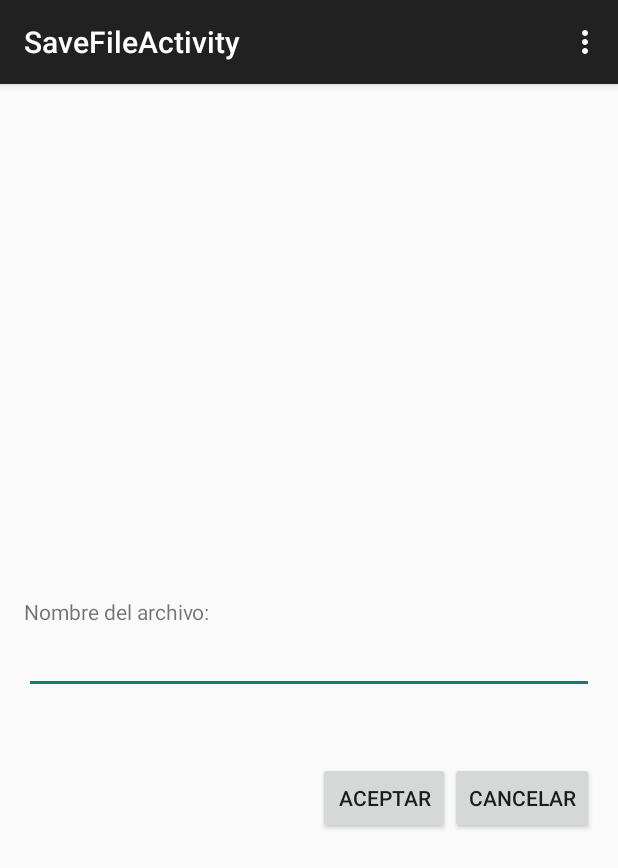
After one commit to sigifredo/Grabadora, an Android app: the SaveFileActivity screen opened directly, with no data from a screen before it, on a phone screen of 412 x 824 dp. The commit adds this screen. Shown: the top 868 px of the screen. Run offline under Robolectric (Android 15) with nearby library versions, the phone set to English and light mode, and no system bars; 1 statement that could not run was skipped.

Commit message:
Agregamos actividad para guardar el archivo.

```diff
--- a/app/build.gradle
+++ b/app/build.gradle
@@ -20,5 +20,6 @@ android {
 
 dependencies {
     compile 'com.android.support:appcompat-v7:19.+'
+    compile 'com.android.support:support-v4:19.+'
     compile fileTree(dir: 'libs', include: ['*.jar'])
 }
--- a/app/src/main/AndroidManifest.xml
+++ b/app/src/main/AndroidManifest.xml
@@ -1,6 +1,8 @@
 <?xml version="1.0" encoding="utf-8"?>
 <manifest xmlns:android="http://schemas.android.com/apk/res/android"
     package="com.eldamar.grabadora.app" >
+
+    <uses-permission android:name="android.permission.RECORD_AUDIO" />
 
     <application
         android:allowBackup="true"
@@ -16,6 +18,10 @@
                 <category android:name="android.intent.category.LAUNCHER" />
             </intent-filter>
         </activity>
+        <activity
+            android:name="com.eldamar.grabadora.app.SaveFileActivity"
+            android:label="@string/title_activity_save_file" >
+        </activity>
     </application>
 
 </manifest>
--- a/app/src/main/java/com/eldamar/grabadora/app/NavigationDrawerFragment.java
+++ b/app/src/main/java/com/eldamar/grabadora/app/NavigationDrawerFragment.java
@@ -105,6 +105,7 @@ public class NavigationDrawerFragment extends Fragment {
                         getString(R.string.title_section1),
                         getString(R.string.title_section2),
                         getString(R.string.title_section3),
+                        getString(R.string.title_section4),
                 }));
         mDrawerListView.setItemChecked(mCurrentSelectedPosition, true);
         return mDrawerListView;
--- /dev/null
+++ b/app/src/main/java/com/eldamar/grabadora/app/SaveFileActivity.java
@@ -0,0 +1,72 @@
+package com.eldamar.grabadora.app;
+
+import android.support.v7.app.ActionBarActivity;
+import android.os.Bundle;
+import android.view.Menu;
+import android.view.MenuItem;
+import android.view.View;
+import android.widget.EditText;
+import android.widget.Toast;
+
+import java.io.File;
+
+
+// TODO: mostrar mensaje que no se pudo guardar el archivo al cierre de esta actividad.
+public class SaveFileActivity extends ActionBarActivity {
+
+    private File mFile;
+    private EditText mEditText;
+
+    @Override
+    protected void onCreate(Bundle savedInstanceState) {
+        super.onCreate(savedInstanceState);
+        setContentView(R.layout.activity_save_file);
+
+        mFile = new File(getIntent().getExtras().getString("mFilePath"));
+        mEditText = (EditText) findViewById(R.id.et1);
+    }
+
+    @Override
+    public boolean onCreateOptionsMenu(Menu menu) {
+
+        // Inflate the menu; this adds items to the action bar if it is present.
+        getMenuInflater().inflate(R.menu.save_file, menu);
+        return true;
+    }
+
+    @Override
+    public boolean onOptionsItemSelected(MenuItem item) {
+        // Handle action bar item clicks here. The action bar will
+        // automatically handle clicks on the Home/Up button, so long
+        // as you specify a parent activity in AndroidManifest.xml.
+        if (item.getItemId() == R.id.action_settings)
+            return true;
+        else
+            return super.onOptionsItemSelected(item);
+    }
+
+    public void save(View view) {
+        String fileName = mEditText.getText().toString().trim();
+
+        if (fileName.isEmpty())
+            Toast.makeText(this, "Por favor, especifique un nombre de archivo.", Toast.LENGTH_LONG).show();
+        else {
+            // TODO: obtener la verdadera extensión.
+            fileName = fileName + ".3pg";
+
+            File oFile = new File(getFilesDir(), fileName);
+
+            if (mFile.renameTo(oFile))
+                Toast.makeText(this, "Se ha guardaro el archivo satisfactoriamente.", Toast.LENGTH_LONG).show();
+            else
+                Toast.makeText(this, "Ha ocurrido un problema, y el archivo no pudo ser guardado.", Toast.LENGTH_LONG).show();
+
+            finish();
+        }
+    }
+
+    public void cancel(View view) {
+        mFile.deleteOnExit();
+        finish();
+    }
+}
--- /dev/null
+++ b/app/src/main/res/layout/activity_save_file.xml
@@ -0,0 +1,46 @@
+<RelativeLayout xmlns:android="http://schemas.android.com/apk/res/android"
+    xmlns:tools="http://schemas.android.com/tools"
+    android:layout_width="match_parent"
+    android:layout_height="match_parent"
+    android:paddingLeft="@dimen/activity_horizontal_margin"
+    android:paddingRight="@dimen/activity_horizontal_margin"
+    android:paddingTop="@dimen/activity_vertical_margin"
+    android:paddingBottom="@dimen/activity_vertical_margin"
+    tools:context="com.eldamar.grabadora.app.SaveFileActivity">
+
+    <TextView
+        android:text="@string/file_name"
+        android:layout_width="wrap_content"
+        android:layout_height="wrap_content"
+        android:layout_above="@+id/et1" />
+
+    <EditText
+        android:layout_width="wrap_content"
+        android:layout_height="wrap_content"
+        android:id="@+id/et1"
+        android:layout_centerVertical="true"
+        android:layout_centerHorizontal="true"
+        android:layout_alignParentLeft="true"
+        android:layout_alignParentRight="true" />
+
+    <Button
+        android:layout_width="wrap_content"
+        android:layout_height="wrap_content"
+        android:text="@string/accept"
+        android:id="@+id/btnAccept"
+        android:layout_marginTop="45dp"
+        android:layout_below="@+id/et1"
+        android:layout_toLeftOf="@+id/btnCancel"
+        android:onClick="save" />
+
+    <Button
+        android:layout_width="wrap_content"
+        android:layout_height="wrap_content"
+        android:text="@string/cancel"
+        android:id="@+id/btnCancel"
+        android:layout_alignTop="@+id/btnAccept"
+        android:layout_alignParentRight="true"
+        android:layout_alignParentEnd="true"
+        android:onClick="cancel" />
+
+</RelativeLayout>
--- /dev/null
+++ b/app/src/main/res/menu/save_file.xml
@@ -0,0 +1,10 @@
+<menu xmlns:android="http://schemas.android.com/apk/res/android"
+    xmlns:app="http://schemas.android.com/apk/res-auto"
+    xmlns:tools="http://schemas.android.com/tools"
+    tools:context="com.eldamar.grabadora.app.SaveFileActivity" >
+
+    <item android:id="@+id/action_settings"
+        android:title="@string/action_settings"
+        android:orderInCategory="100"
+        app:showAsAction="never" />
+</menu>
```
Also changed, not shown: app/src/main/java/com/eldamar/grabadora/app/MainActivity.java (+6 -4 lines), app/src/main/java/com/eldamar/grabadora/app/RecordFragment.java (added, +78 -0 lines), app/src/main/res/layout/fragment_record.xml (added, +15 -0 lines), app/src/main/res/values/strings.xml (+10 -3 lines).
